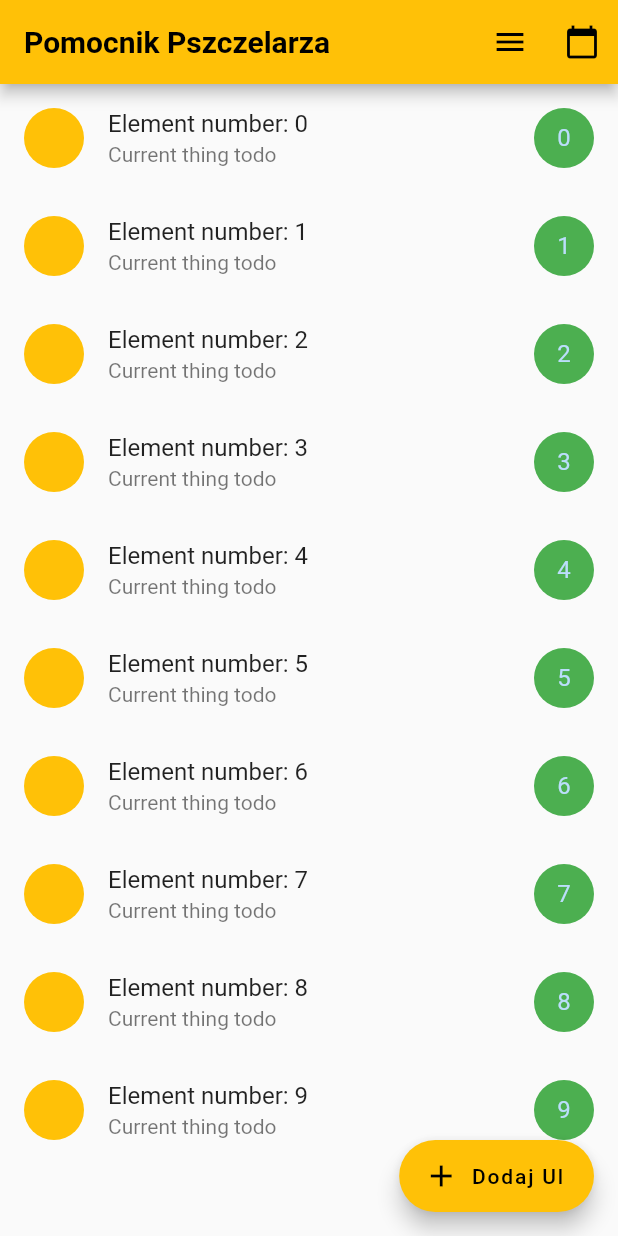
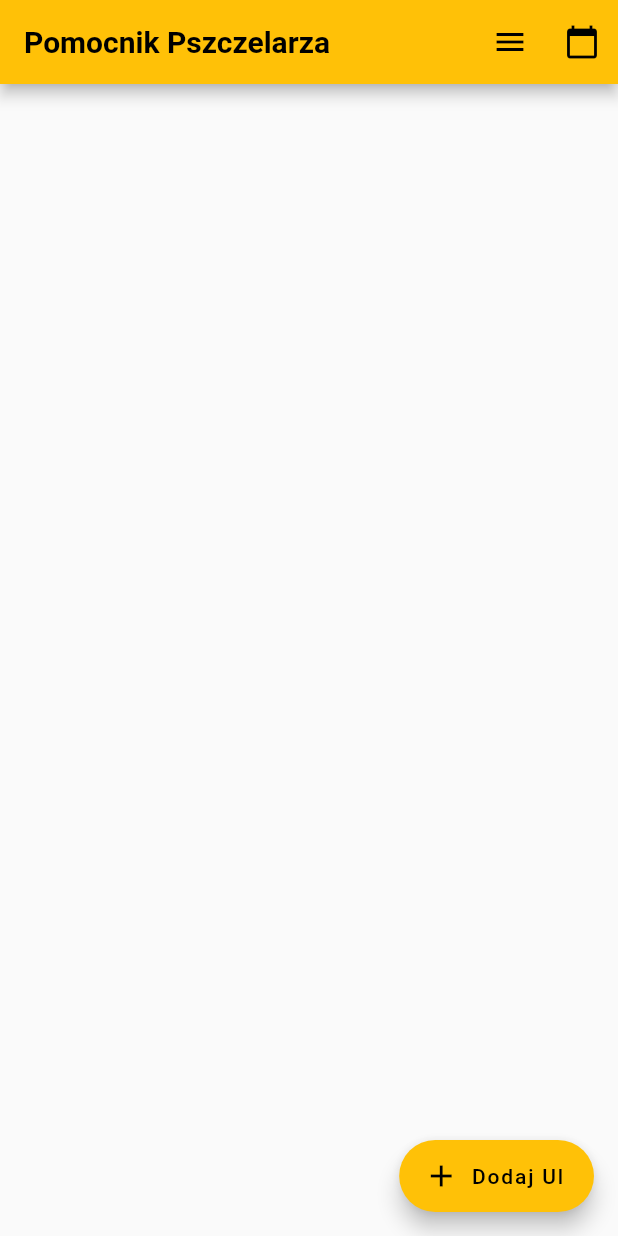
Before and after one commit to tbrylkowski/beekeeper_app, a Flutter app: the screen it shows after launch, on a phone screen of 412 x 824 dp. Run offline on Flutter 3.47's test engine with Material 2 defaults, Android fonts, the phone set to English and light mode, and no system bars; our stand-ins replace font_awesome_flutter.

```diff
--- a/lib/models/hive_data.dart
+++ b/lib/models/hive_data.dart
@@ -1,10 +1,14 @@
+import 'package:intl/intl.dart';
+
 class Hive {
+  final DateFormat formatDate = DateFormat("dd.MM.yyyy");
+
   DateTime _startDate;
-  String _hiveNumber;
+  String _number;
 
-  Hive(this._startDate, this._hiveNumber);
+  Hive(this._startDate, this._number);
 
-  DateTime get startDate => _startDate;
+  String get startDate => formatDate.format(_startDate);
 
-  String get hiveNumber => _hiveNumber;
+  String get hiveNumber => _number;
 }
--- a/lib/models/hives_data.dart
+++ b/lib/models/hives_data.dart
@@ -3,6 +3,7 @@ import 'hive_data.dart';
 
 class HivesData extends ChangeNotifier {
   List<Hive> _list = [];
+
 
   int get count => _list.length;
 
--- a/lib/screens/home_screen.dart
+++ b/lib/screens/home_screen.dart
@@ -3,7 +3,6 @@ import 'package:bee_app/widgets/hives_list.dart';
 import 'package:bee_app/widgets/add_hive_fab.dart';
 class HomeScreen extends StatelessWidget {
   static String name = "HomeScreen";
-  final _itemList = 10;
 
   @override
   Widget build(BuildContext context) {
@@ -24,7 +23,7 @@ class HomeScreen extends StatelessWidget {
       ),
       floatingActionButton: new AddHiveFAB(text:"Dodaj Ul"),
       body: Container(
-        child: HivesList(itemList: _itemList),
+        child: HivesListView(),
       ),
     );
   }
--- a/lib/widgets/hive_tile.dart
+++ /dev/null
@@ -1,24 +0,0 @@
-import 'package:flutter/material.dart';
-
-class HiveTile extends StatelessWidget {
-  const HiveTile({
-    Key key,
-    @required int index,
-  })  : _index = index,
-        super(key: key);
-
-  final int _index;
-
-  @override
-  Widget build(BuildContext context) {
-    return ListTile(
-      title: Text("Element number: $_index"),
-      leading: CircleAvatar(backgroundColor: Colors.amber),
-      trailing: CircleAvatar(
-        child: Text("$_index"),
-        backgroundColor: Colors.green,
-      ),
-      subtitle: Text("Current thing todo"),
-    );
-  }
-}
--- a/lib/widgets/hives_list.dart
+++ b/lib/widgets/hives_list.dart
@@ -1,21 +1,27 @@
 import 'package:flutter/material.dart';
-import 'hive_tile.dart';
+import 'hive_list_item.dart';
+import 'package:provider/provider.dart';
+import 'package:bee_app/models/hives_data.dart';
 
-class HivesList extends StatelessWidget {
-  const HivesList({
-    Key key,
-    @required int itemList,
-  })  : _itemList = itemList,
-        super(key: key);
+class HivesListView extends StatefulWidget {
+  @override
+  _HivesListViewState createState() => _HivesListViewState();
+}
 
-  final int _itemList;
+class _HivesListViewState extends State<HivesListView> {
+  @override
+  Widget build(BuildContext context) {
+    return Consumer<HivesData>(
+      builder: (context, hivesData, child) {
+        final hivesList = hivesData.list;
+        return ListView.builder(
 
-  @override
-  Widget build(BuildContext _) {
-    return ListView.builder(
-        itemCount: _itemList,
-        itemBuilder: (_, index) {
-          return new HiveTile(index: index);
-        });
+          itemCount: hivesData.count,
+          itemBuilder: (context, index) {
+            return HiveListItem(hivesList[index]);
+          },
+        );
+      },
+    );
   }
 }
--- a/pubspec.yaml
+++ b/pubspec.yaml
@@ -25,6 +25,7 @@ dependencies:
   cupertino_icons: ^0.1.2
   intl: ^0.15.7
   provider: ^3.1.0
+  font_awesome_flutter: ^8.5.0
 
 dev_dependencies:
   flutter_test:
```
Also changed, not shown: lib/screens/add_hive_screen.dart (+19 -10 lines), lib/widgets/hive_list_item.dart (added, +23 -0 lines), pubspec.lock.
